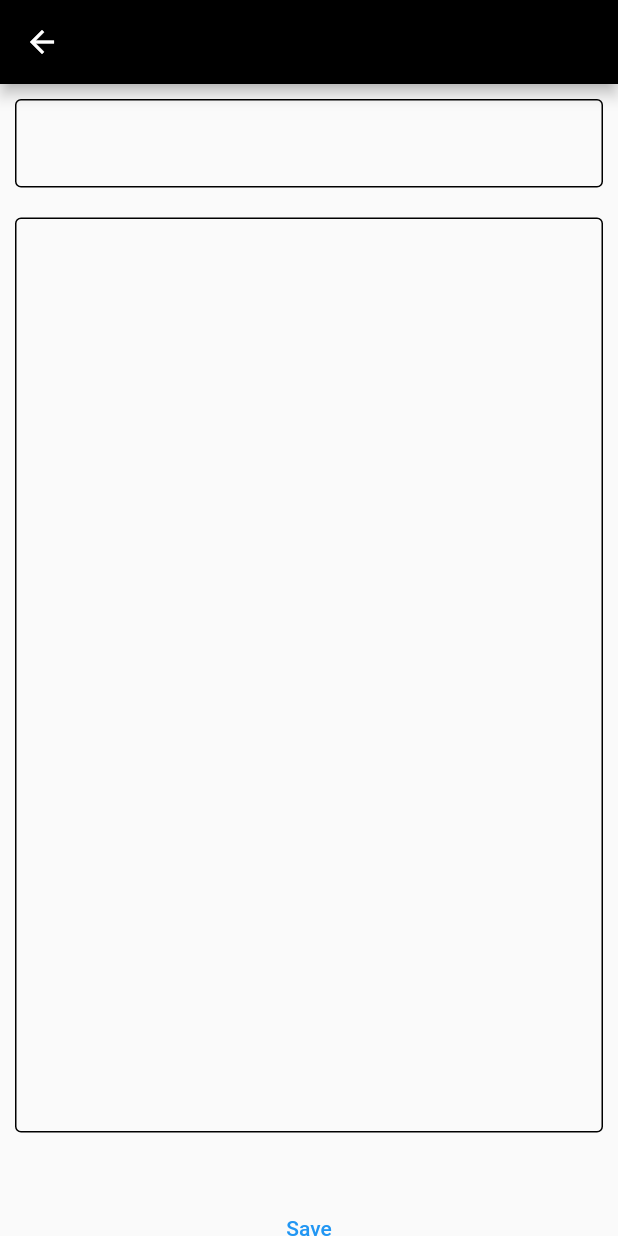
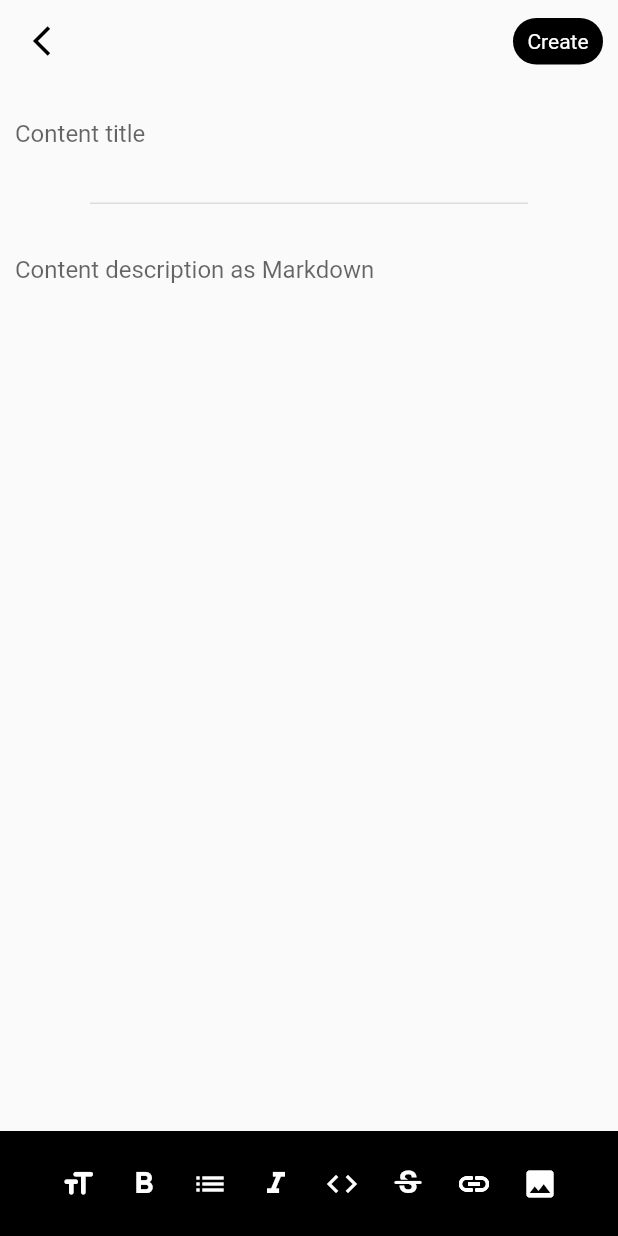
Before and after one commit to theiskaa/anon-example, a Flutter app: the CreatePost screen opened directly, on a phone screen of 412 x 824 dp. Run offline on Flutter 3.47's test engine with Material 2 defaults, Android fonts, the phone set to English and light mode, and no system bars; our stand-ins replace bloc, cloud_firestore, firebase_auth, firebase_core, flutter_bloc, logger; accounts and stored records are empty.

Commit message:
Complete add post functionality with markdown editbar and unit/widget tests

````diff
--- a/lib/core/services/user_service.dart
+++ b/lib/core/services/user_service.dart
@@ -3,11 +3,12 @@ import 'package:anon/core/utils/fire.dart';
 import 'package:cloud_firestore/cloud_firestore.dart';
 
 class UserService {
-  /// Method for create/publish post into content list.
+  /// Method for create/publish post to content list.
   Future<bool> createPost({PostModel postModel}) async {
     try {
       await postsRef.doc().set({
-        'postContent': postModel.content,
+        'title': postModel.title,
+        'content': postModel.content,
         'userID': postModel.userID,
         'date': Timestamp.now(),
       });
--- a/lib/view/screens/pages/home/create_post.dart
+++ b/lib/view/screens/pages/home/create_post.dart
@@ -2,6 +2,10 @@ import 'package:anon/core/blocs/userservice/userservice_bloc.dart';
 import 'package:anon/core/model/post.dart';
 import 'package:anon/core/utils/fire.dart';
 import 'package:anon/view/widgets/anon_widgets.dart';
+import 'package:anon/view/widgets/components/appbars.dart';
+import 'package:anon/view/widgets/components/create_button.dart';
+import 'package:anon/view/widgets/components/markdown_editbar.dart';
+import 'package:anon/view/widgets/utils/widget_utils.dart';
 import 'package:flutter/material.dart';
 import 'package:flutter_bloc/flutter_bloc.dart';
 
@@ -11,52 +15,77 @@ class CreatePost extends AnonStatefulWidget {
 }
 
 class _CreatePostState extends AnonState<CreatePost> {
-  final titleController = TextEditingController();
-  final contentController = TextEditingController();
+  final _titleController = TextEditingController();
+  final _contentController = TextEditingController();
+  UserserviceBloc _userserviceBloc;
+
+  @override
+  void initState() {
+    _userserviceBloc = BlocProvider.of<UserserviceBloc>(context);
+    super.initState();
+  }
+
+  void _createPostAndPublish() {
+    var post = PostModel(
+      userID: fireauthInstance.currentUser.uid ?? "Anon",
+      content: _contentController.text,
+      title: _titleController.text,
+    );
+
+    _userserviceBloc.add(UserServiceEvent.createPostStart(post));
+
+    if (_userserviceBloc.state.event == UserServiceEvents.createPostSuccess) {
+      Navigator.pop(context);
+    }
+  }
+
   @override
   Widget build(BuildContext context) {
     return Scaffold(
-      appBar: AppBar(backgroundColor: Colors.black),
+      appBar: DefaultAppBar(
+        onLeadingTap: () => Navigator.pop(context),
+        actions: [CreateButton(onTap: _createPostAndPublish)],
+      ),
+      bottomNavigationBar: MarkdownEditBar(controller: _contentController),
       body: Center(
-        child: Column(
-          children: [
-            Padding(
-              padding: const EdgeInsets.all(10.0),
-              child: TextField(
-                controller: titleController,
-                decoration: InputDecoration(
-                  enabledBorder: OutlineInputBorder(),
-                ),
-              ),
-            ),
-            Padding(
-              padding: const EdgeInsets.all(10.0),
-              child: TextField(
-                maxLines: 30,
-                controller: contentController,
-                decoration: InputDecoration(
-                  enabledBorder: OutlineInputBorder(),
-                ),
-              ),
-            ),
-            SizedBox(height: 30),
-            TextButton(
-              onPressed: () {
-                var post = PostModel(
-                  userID: fireauthInstance.currentUser.uid ?? "Anon",
-                  content: contentController.text,
-                  title: titleController.text,
-                );
-
-                BlocProvider.of<UserserviceBloc>(context).add(
-                  UserServiceEvent.createPostStart(post),
-                );
-              },
-              child: Text("Save"),
-            )
-          ],
+        child: SingleChildScrollView(
+          padding: const EdgeInsets.all(10.0),
+          child: fields(),
         ),
       ),
     );
   }
+
+  Column fields() {
+    return Column(
+      children: [
+        TextField(
+          controller: _titleController,
+          textInputAction: TextInputAction.continueAction,
+          decoration: _customFieldDecoration('Content title'),
+        ),
+        SizedBox(height: 20),
+        divider,
+        SizedBox(height: 20),
+        TextField(
+          maxLines: 50,
+          controller: _contentController,
+          textInputAction: TextInputAction.newline,
+          decoration: _customFieldDecoration('Content description as Markdown'),
+        ),
+      ],
+    );
+  }
+
+  InputDecoration _customFieldDecoration(String hint) {
+    return InputDecoration(
+      hintText: hint,
+      border: InputBorder.none,
+      focusedBorder: InputBorder.none,
+      enabledBorder: InputBorder.none,
+      errorBorder: InputBorder.none,
+      disabledBorder: InputBorder.none,
+      focusedErrorBorder: InputBorder.none,
+    );
+  }
 }
--- /dev/null
+++ b/lib/view/widgets/components/appbars.dart
@@ -0,0 +1,63 @@
+import 'package:anon/view/widgets/components/opacity_button.dart';
+import 'package:flutter/material.dart';
+
+import '../anon_widgets.dart';
+
+class AppBarWithLogo extends AnonStatelessWidget with PreferredSizeWidget {
+  final List<Widget> actions;
+
+  AppBarWithLogo({
+    Key key,
+    this.actions,
+  }) : super(key: key);
+
+  @override
+  Widget build(BuildContext context) {
+    return AppBar(
+      centerTitle: false,
+      elevation: 0,
+      backgroundColor: Colors.transparent,
+      title: Image.asset(
+        'assets/anon-text-logo.png',
+        key: Key('anon.logo'),
+        height: 35,
+      ),
+      actions: actions,
+    );
+  }
+
+  @override
+  Size get preferredSize => Size.fromHeight(55);
+}
+
+class DefaultAppBar extends AnonStatelessWidget with PreferredSizeWidget {
+  final Function onLeadingTap;
+  final List<Widget> actions;
+
+  DefaultAppBar({
+    Key key,
+    this.actions,
+    this.onLeadingTap,
+  }) : super(key: key);
+
+  @override
+  Widget build(BuildContext context) {
+    return AppBar(
+      centerTitle: false,
+      elevation: 0,
+      backgroundColor: Colors.transparent,
+      actions: actions,
+      leading: OpacityButton(
+        key: Key("go.back.button"),
+        child: Icon(
+          Icons.arrow_back_ios_outlined,
+          color: Colors.black,
+        ),
+        onTap: onLeadingTap,
+      ),
+    );
+  }
+
+  @override
+  Size get preferredSize => Size.fromHeight(55);
+}
--- a/lib/view/widgets/components/create_button.dart
+++ b/lib/view/widgets/components/create_button.dart
@@ -1,13 +1,14 @@
+import 'package:anon/view/widgets/anon_widgets.dart';
 import 'package:anon/view/widgets/components/opacity_button.dart';
 import 'package:flutter/material.dart';
 
-class CreateButton extends StatelessWidget {
+class CreateButton extends AnonStatelessWidget {
   final Function onTap;
   final Color backgroundColor;
   final String title;
   final Color titleColor;
 
-  const CreateButton({
+  CreateButton({
     Key key,
     @required this.onTap,
     this.backgroundColor = Colors.black,
--- /dev/null
+++ b/lib/view/widgets/components/markdown_editbar.dart
@@ -0,0 +1,80 @@
+import 'package:anon/core/utils/utils.dart';
+import 'package:anon/view/widgets/components/opacity_button.dart';
+import 'package:flutter/material.dart';
+
+import '../anon_widgets.dart';
+
+class MarkdownEditBar extends AnonStatelessWidget {
+  final TextEditingController controller;
+
+  MarkdownEditBar({Key key, @required this.controller}) : super(key: key);
+
+  @override
+  Widget build(BuildContext context) {
+    return Transform.translate(
+      offset: Offset(0, -1 * MediaQuery.of(context).viewInsets.bottom),
+      child: Container(
+        color: Colors.black,
+        child: SizedBox(
+          height: 70,
+          child: Center(
+            child: Scrollbar(
+              isAlwaysShown: true,
+              child: markdownEditItems(),
+            ),
+          ),
+        ),
+      ),
+    );
+  }
+
+  markdownEditItems() => ListView.separated(
+        shrinkWrap: true,
+        scrollDirection: Axis.horizontal,
+        itemCount: _buttonList().length,
+        itemBuilder: (context, index) {
+          return _buttonList()[index];
+        },
+        separatorBuilder: (context, index) => SizedBox(width: 20),
+      );
+
+  List<OpacityButton> _buttonList() {
+    var list = [
+      OpacityButton(
+        child: Icon(Icons.format_size_rounded, color: Colors.white),
+        onTap: () => wrapWith(controller, leftSide: '# ', rightSide: ''),
+      ),
+      OpacityButton(
+        child: Icon(Icons.format_bold, color: Colors.white),
+        onTap: () => wrapWith(controller, leftSide: '**', rightSide: '**'),
+      ),
+      OpacityButton(
+        child: Icon(Icons.list, color: Colors.white),
+        onTap: () => wrapWith(controller, leftSide: '- ', rightSide: ''),
+      ),
+      OpacityButton(
+        child: Icon(Icons.format_italic, color: Colors.white),
+        onTap: () => wrapWith(controller, leftSide: '*', rightSide: '*'),
+      ),
+      OpacityButton(
+        child: Icon(Icons.code, color: Colors.white),
+        onTap: () => wrapWith(controller, leftSide: '```', rightSide: '```'),
+      ),
+      OpacityButton(
+        child: Icon(Icons.strikethrough_s_rounded, color: Colors.white),
+        onTap: () => wrapWith(controller, leftSide: '~~', rightSide: '~~'),
+      ),
+      OpacityButton(
+        child: Icon(Icons.link_sharp, color: Colors.white),
+        onTap: () => wrapWith(controller, leftSide: '[', rightSide: ']()'),
+      ),
+      OpacityButton(
+        child: Icon(Icons.image, color: Colors.white),
+        onTap: () =>
+            wrapWith(controller, leftSide: '![](https://', rightSide: ')'),
+      ),
+    ];
+
+    return list;
+  }
+}
--- a/lib/view/widgets/components/post_card.dart
+++ b/lib/view/widgets/components/post_card.dart
@@ -95,7 +95,7 @@ class PostCardWidget extends AnonStatelessWidget {
         ),
       );
     } else {
-      return SizedBox.shrink();
+      return SizedBox.shrink(key: Key("SizedBox.shrink"));
     }
   }
 
--- /dev/null
+++ b/lib/view/widgets/utils/widget_utils.dart
@@ -0,0 +1,11 @@
+import 'package:flutter/material.dart';
+
+/// Custom divider.
+Widget get divider {
+  return Divider(
+    height: 5,
+    thickness: 1,
+    indent: 50,
+    endIndent: 50,
+  );
+}
--- a/pubspec.yaml
+++ b/pubspec.yaml
@@ -27,6 +27,9 @@ dependencies:
   # Console logger for clear prints.
   logger: ^1.0.0
 
+  # Markdown view for posts.
+  flutter_markdown: ^0.6.1
+
   cupertino_icons: ^1.0.2
 
 dev_dependencies:
````
Also changed, not shown: lib/core/blocs/userservice/userservice_bloc.dart (+8 -5 lines), lib/core/utils/utils.dart (added, +21 -0 lines), lib/view/screens/pages/home/home.dart (+5 -2 lines), lib/view/widgets/components/appbar_with_logo.dart (deleted, +0 -30 lines), lib/view/widgets/utils/route_with_transition.dart (added, +18 -0 lines), pubspec.lock, 4 other files.
